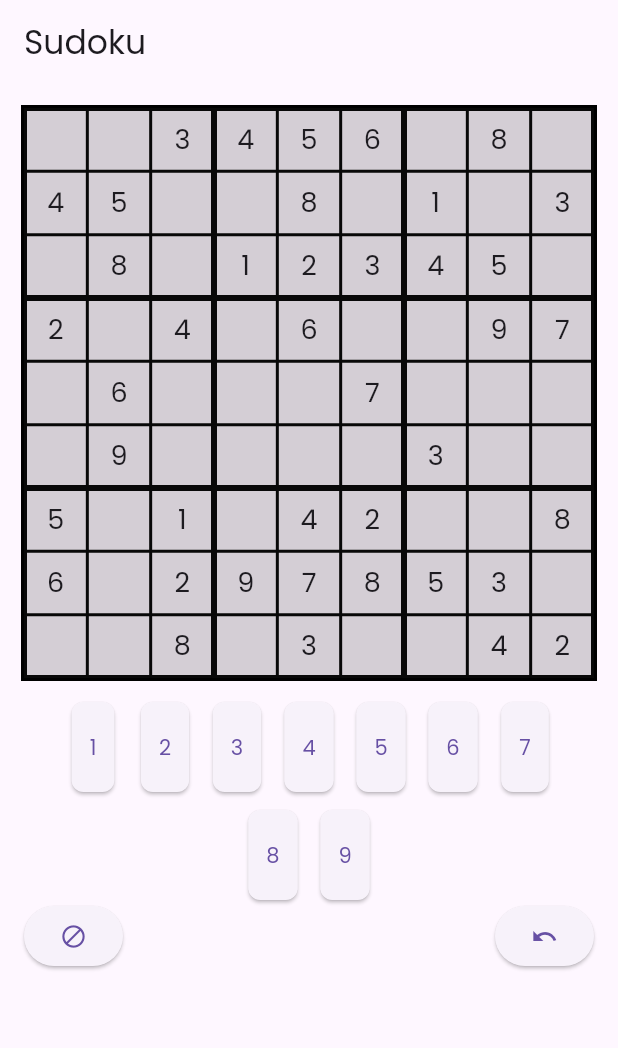
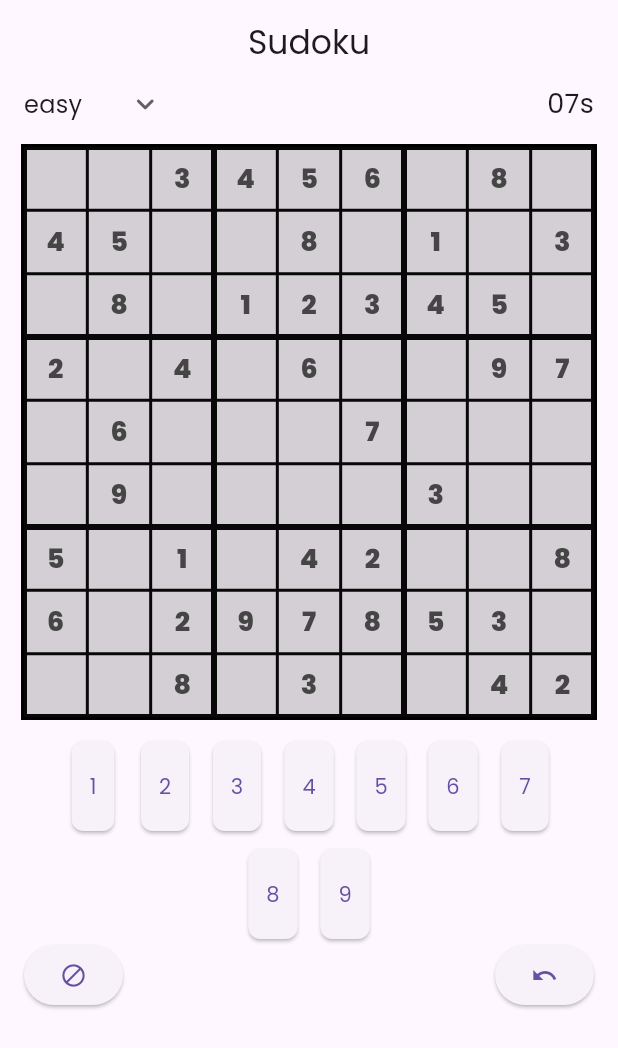
Before and after one commit to Ayush783/sudoku, a Flutter app: the screen it shows after launch, on a phone screen of 412 x 824 dp. Shown: the top 1048 px of the screen. Run offline on Flutter 3.47's test engine with Material 3 defaults, Android fonts, the light colour scheme and no system bars; our stand-ins replace google_mobile_ads.

Commit message:
Timer integrated

```diff
--- a/lib/sudoku/view/controller/sudoku_controller.dart
+++ b/lib/sudoku/view/controller/sudoku_controller.dart
@@ -1,13 +1,17 @@
+import 'dart:async';
 import 'dart:math';
 
 import 'package:flutter/material.dart';
 import 'package:sudoku/sudoku/data/model/sudoku_model.dart';
+import 'package:sudoku/sudoku/view/controller/sudoku_difficulty.dart';
 
 class SudokuController extends ChangeNotifier {
   SudokuBoardModel? _board;
   SudokuBoardModel? get board => _board;
 
   final List<SudokuBoardModel> _boardStates = [];
+
+  bool get hasProgress => _boardStates.isNotEmpty;
 
   int _focussedRow = -1;
   int get focussedRow => _focussedRow;
@@ -21,6 +25,35 @@ class SudokuController extends ChangeNotifier {
     _focussedRow = row;
     _focussedColumn = col;
     notifyListeners();
+  }
+
+  SudokuDifficulty _currentDifficulty = SudokuDifficulty.easy;
+  SudokuDifficulty get currentDifficulty => _currentDifficulty;
+
+  set currentDifficulty(SudokuDifficulty val) {
+    _currentDifficulty = val;
+    resetAndGenerateBoard();
+    notifyListeners();
+  }
+
+  void resetAndGenerateBoard() {
+    _boardStates.clear();
+    _focussedColumn = -1;
+    _focussedRow = -1;
+    generateSudoku(difficulty: _currentDifficulty);
+  }
+
+  Timer? _gameTimer;
+  Duration _timeElapsed = Duration.zero;
+  Duration get timeElapsed => _timeElapsed;
+
+  void initiateTimer() {
+    _gameTimer?.cancel();
+    _timeElapsed = Duration.zero;
+    _gameTimer = Timer.periodic(const Duration(seconds: 1), (timer) {
+      _timeElapsed = _timeElapsed + const Duration(seconds: 1);
+      notifyListeners();
+    });
   }
 
   bool isSafe(List<List<int>> board, int row, int col, int num) {
@@ -82,6 +115,7 @@ class SudokuController extends ChangeNotifier {
     solveSudoku(board);
     removeNumbers(board, difficulty.value);
     _board = SudokuBoardModel.fromData(board);
+    initiateTimer();
     notifyListeners();
   }
 
@@ -103,16 +137,10 @@ class SudokuController extends ChangeNotifier {
     _board = prevState;
     notifyListeners();
   }
+
+  @override
+  void dispose() {
+    _gameTimer?.cancel();
+    super.dispose();
+  }
 }
-
-enum SudokuDifficulty {
-  easy,
-  medium,
-  hard;
-
-  int get value => switch (this) {
-        easy => 40,
-        medium => 45,
-        hard => 50,
-      };
-}
--- /dev/null
+++ b/lib/sudoku/view/controller/sudoku_difficulty.dart
@@ -0,0 +1,11 @@
+enum SudokuDifficulty {
+  easy,
+  medium,
+  hard;
+
+  int get value => switch (this) {
+        easy => 40,
+        medium => 48,
+        hard => 55,
+      };
+}
--- a/lib/sudoku/view/screens/sudoku_app.dart
+++ b/lib/sudoku/view/screens/sudoku_app.dart
@@ -21,10 +21,11 @@ class _SudokuAppState extends State<SudokuApp> {
       home: Scaffold(
         appBar: AppBar(
           title: const Text('Sudoku'),
+          centerTitle: true,
         ),
         body: ChangeNotifierProvider(
           create: (context) => SudokuController()..generateSudoku(),
-          child: SudokuBoard(),
+          child: const SudokuBoard(),
         ),
       ),
     );
--- /dev/null
+++ b/lib/sudoku/view/widgets/difficulty_dropdown.dart
@@ -0,0 +1,74 @@
+import 'package:flutter/material.dart';
+import 'package:provider/provider.dart';
+import 'package:sudoku/sudoku/view/controller/sudoku_controller.dart';
+import 'package:sudoku/sudoku/view/controller/sudoku_difficulty.dart';
+import 'package:sudoku/sudoku/view/widgets/sudoku_board_cell.dart';
+
+class DifficultyDropdown extends StatefulWidget {
+  const DifficultyDropdown({super.key});
+
+  @override
+  State<DifficultyDropdown> createState() => _DifficultyDropdownState();
+}
+
+class _DifficultyDropdownState extends State<DifficultyDropdown> {
+  @override
+  Widget build(BuildContext context) {
+    final currentDifficulty =
+        context.select<SudokuController, SudokuDifficulty>(
+            (value) => value.currentDifficulty);
+    return DropdownButton<SudokuDifficulty>(
+      value: currentDifficulty,
+      underline: const SizedBox.shrink(),
+      isDense: true,
+      padding: EdgeInsets.zero,
+      icon: const Icon(Icons.keyboard_arrow_down_rounded),
+      items: SudokuDifficulty.values
+          .map(
+            (e) => DropdownMenuItem<SudokuDifficulty>(
+              value: e,
+              child: Text(e.name),
+            ),
+          )
+          .toList(),
+      onChanged: (val) async {
+        if (val == null) return;
+
+        bool shouldReset = true;
+
+        if (context.read<SudokuController>().hasProgress) {
+          shouldReset = await showDialog(
+            context: context,
+            builder: (context) => _alertDialog,
+          );
+        }
+
+        if (shouldReset && mounted) {
+          context.read<SudokuController>().currentDifficulty = val;
+        }
+      },
+    );
+  }
+
+  AlertDialog get _alertDialog => AlertDialog(
+        title: const Text(
+          'Reset Game?',
+          style: TextStyle(fontWeight: FontWeight.w600),
+        ),
+        content: const Text('Changing difficulty will reset current progress.'),
+        actions: [
+          TextButton(
+            onPressed: () {
+              Navigator.pop(context, true);
+            },
+            child: const Text('Yes'),
+          ),
+          TextButton(
+            onPressed: () {
+              Navigator.pop(context, true);
+            },
+            child: const Text('No'),
+          ),
+        ],
+      );
+}
--- /dev/null
+++ b/lib/sudoku/view/widgets/game_timer.dart
@@ -0,0 +1,40 @@
+import 'package:flutter/material.dart';
+import 'package:provider/provider.dart';
+import 'package:sudoku/sudoku/view/controller/sudoku_controller.dart';
+import 'package:sudoku/sudoku/view/widgets/sudoku_board_cell.dart';
+
+class GameTimer extends StatefulWidget {
+  const GameTimer({super.key});
+
+  @override
+  State<GameTimer> createState() => _GameTimerState();
+}
+
+class _GameTimerState extends State<GameTimer> {
+  @override
+  Widget build(BuildContext context) {
+    final timeElapsed = context
+        .select<SudokuController, Duration>((value) => value.timeElapsed);
+    return Text(_formatDuration(timeElapsed));
+  }
+
+  String _formatDuration(Duration duration) {
+    // Extract hours, minutes, and seconds from the duration
+    String twoDigits(int n) => n.toString().padLeft(2, '0');
+
+    String prefix = duration.inMinutes < 1
+        ? 's'
+        : duration.inHours < 1
+            ? 'm'
+            : 'h';
+    String hours =
+        duration.inHours < 1 ? '' : '${twoDigits(duration.inHours)}:';
+    String minutes = duration.inMinutes < 1
+        ? ''
+        : '${twoDigits(duration.inMinutes.remainder(60))}:';
+    String seconds = twoDigits(duration.inSeconds.remainder(60));
+
+    // Return formatted string
+    return "$hours$minutes$seconds$prefix";
+  }
+}
--- a/lib/sudoku/view/widgets/sudoku_board.dart
+++ b/lib/sudoku/view/widgets/sudoku_board.dart
@@ -1,7 +1,10 @@
 import 'package:flutter/material.dart';
 import 'package:provider/provider.dart';
 import 'package:sudoku/ad/widgets/sudoku_native_ad.dart';
+import 'package:sudoku/sudoku/data/model/sudoku_model.dart';
 import 'package:sudoku/sudoku/view/controller/sudoku_controller.dart';
+import 'package:sudoku/sudoku/view/widgets/difficulty_dropdown.dart';
+import 'package:sudoku/sudoku/view/widgets/game_timer.dart';
 import 'package:sudoku/sudoku/view/widgets/sudoku_board_cell.dart';
 
 class SudokuBoard extends StatelessWidget {
@@ -9,16 +12,27 @@ class SudokuBoard extends StatelessWidget {
 
   @override
   Widget build(BuildContext context) {
-    final board = context.watch<SudokuController>().board;
+    final board = context
+        .select<SudokuController, SudokuBoardModel?>((value) => value.board);
     return board != null
         ? Column(
             children: [
+              const Padding(
+                padding: EdgeInsets.symmetric(horizontal: 16),
+                child: Row(
+                  mainAxisAlignment: MainAxisAlignment.spaceBetween,
+                  children: [
+                    DifficultyDropdown(),
+                    GameTimer(),
+                  ],
+                ),
+              ),
               Padding(
                 padding: const EdgeInsets.all(16.0),
                 child: CustomPaint(
                   painter: SudokuBoardPainter(),
                   child: Column(
-                    children: board!.cellMatrix
+                    children: board.cellMatrix
                         .map(
                           (row) => Row(
                             children: row
--- a/lib/sudoku/view/widgets/sudoku_board_cell.dart
+++ b/lib/sudoku/view/widgets/sudoku_board_cell.dart
@@ -57,6 +57,10 @@ class _SudokuBoardCellState extends State<SudokuBoardCell> {
           child: Center(
             child: Text(
               cell.value != 0 ? cell.value.toString() : '',
+              style: TextStyle(
+                fontWeight: cell.isEditable ? FontWeight.w500 : FontWeight.w800,
+                color: cell.isEditable ? Colors.black : Color(0xff454545),
+              ),
             ),
           ),
         ),
--- a/pubspec.yaml
+++ b/pubspec.yaml
@@ -14,6 +14,7 @@ dependencies:
   cupertino_icons: ^1.0.8
   provider: ^6.1.2
   google_mobile_ads: ^5.1.0
+  intl: ^0.19.0
 
 dev_dependencies:
   flutter_test:
```
Also changed, not shown: pubspec.lock.
